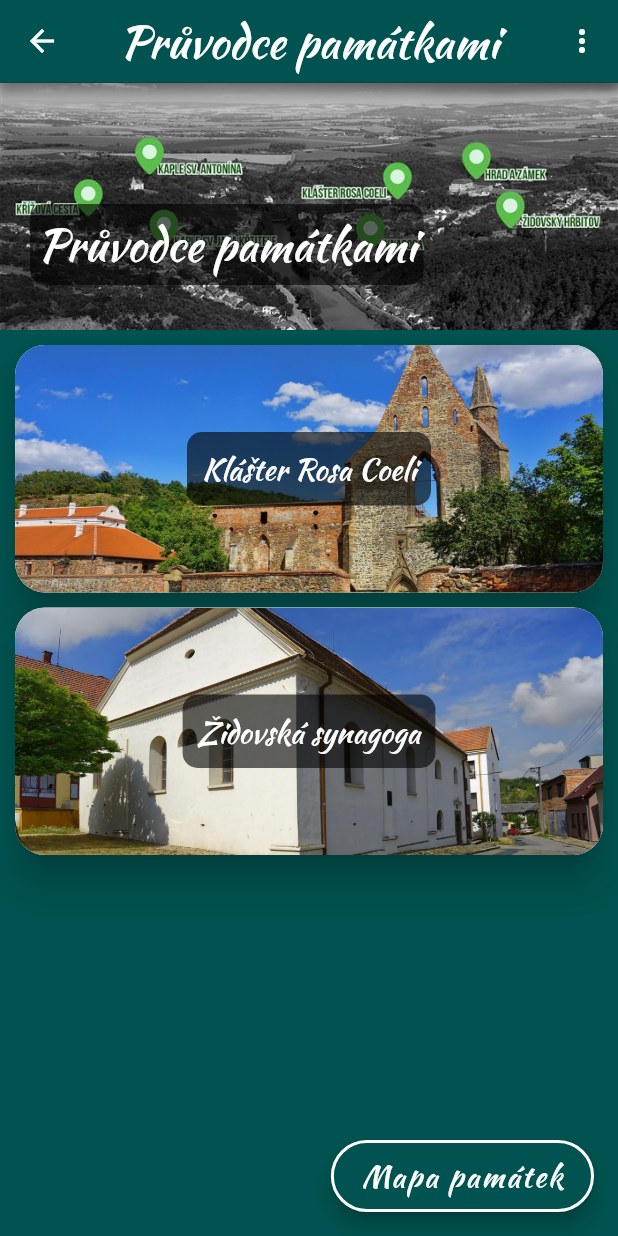
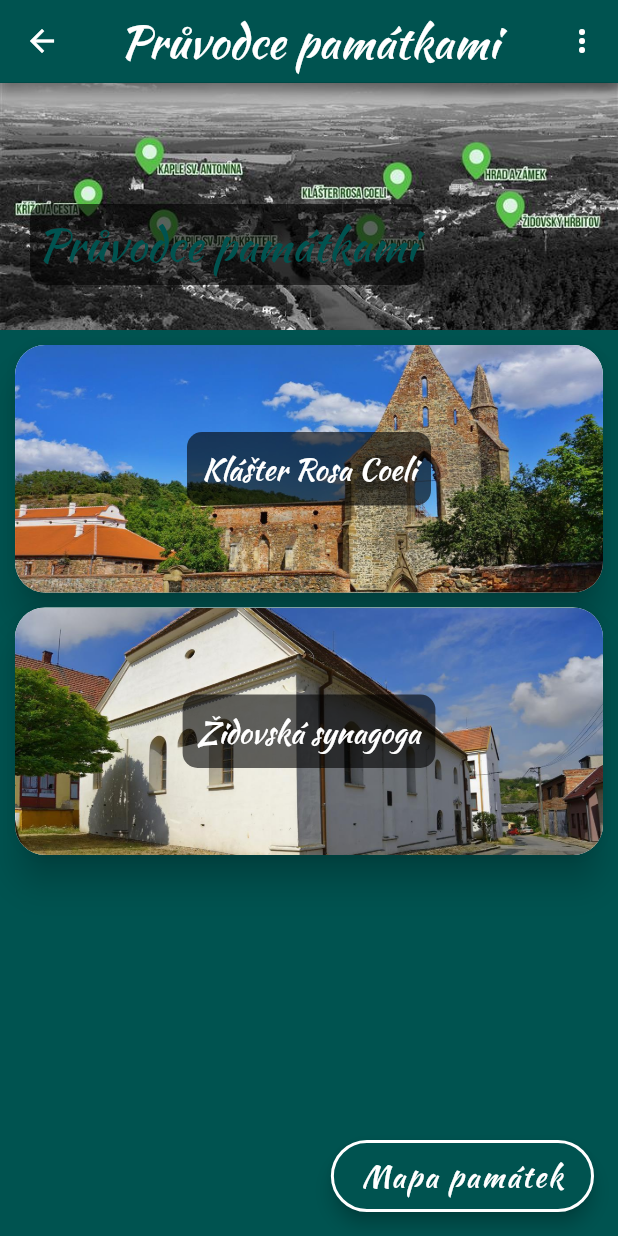
Before and after one commit to zowelu/dolni_kounice, a Flutter app: the screen it shows after launch, after a tap on "Průvodce památkami", on a phone screen of 412 x 824 dp. Run offline on Flutter 3.47's test engine with Material 2 defaults, Android fonts, the phone set to English and light mode, and no system bars; our stand-ins replace audioplayers, photo_view, splashscreen.

Commit message:
změna barva textu v container_header_image_background.dart

```diff
--- a/lib/components/container_header_image_background.dart
+++ b/lib/components/container_header_image_background.dart
@@ -32,24 +32,13 @@ class ContainerHeaderImageBackground extends StatelessWidget {
             children: [
               Container(
                 child: Text(
-                  text,
-                  style: TextStyle(
-                      //fontFamily: kDefaultFontFamily,
-                      fontSize: kDefaultFontSizeText,
-                      color: kDefaultColorTextWhite),
-                      textAlign: TextAlign.left,
-                ),
-                padding: EdgeInsets.all(5.0),
-              ),
-              Container(
-                child: Text(
                   textHeader,
                   textAlign: TextAlign.center,
                   style: TextStyle(
                     decoration: TextDecoration.none,
                       fontFamily: kDefaultFontFamily,
                       fontSize: kDefaultFontSizeHeader,
-                      color: kDefaultColorTextWhite,
+                      color: kBackgroundColor,
                   ),
                 ),
                 decoration: BoxDecoration(
```
